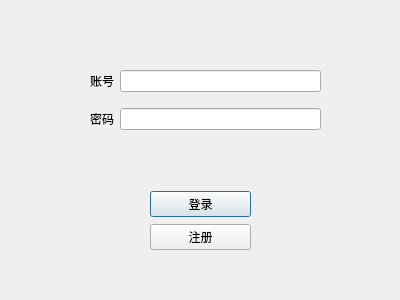
Above: login.ui from 1980243524/My_Client before the change. Below: the same form after it.
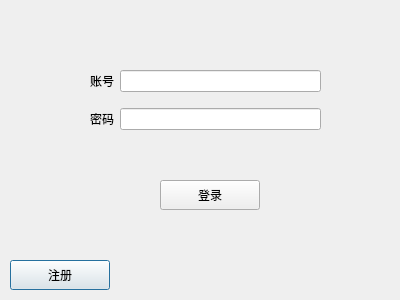
That is the form after the change.

```diff
--- a/login.ui
+++ b/login.ui
@@ -13,6 +13,9 @@
   <property name="windowTitle">
    <string>Dialog</string>
   </property>
+  <property name="styleSheet">
+   <string notr="true">selection-color: rgb(85, 255, 255);</string>
+  </property>
   <widget class="QWidget" name="verticalLayoutWidget_3">
    <property name="geometry">
     <rect>
@@ -53,31 +56,37 @@
     </item>
    </layout>
   </widget>
-  <widget class="QWidget" name="verticalLayoutWidget">
+  <widget class="QPushButton" name="button_enroll">
    <property name="geometry">
     <rect>
-     <x>150</x>
-     <y>190</y>
-     <width>101</width>
-     <height>61</height>
+     <x>10</x>
+     <y>260</y>
+     <width>100</width>
+     <height>30</height>
     </rect>
    </property>
-   <layout class="QVBoxLayout" name="verticalLayout">
-    <item>
-     <widget class="QPushButton" name="button_log_on">
-      <property name="text">
-       <string>登录</string>
-      </property>
-     </widget>
-    </item>
-    <item>
-     <widget class="QPushButton" name="button_enroll">
-      <property name="text">
-       <string>注册</string>
-      </property>
-     </widget>
-    </item>
-   </layout>
+   <property name="styleSheet">
+    <string notr="true"/>
+   </property>
+   <property name="text">
+    <string>注册</string>
+   </property>
+  </widget>
+  <widget class="QPushButton" name="button_log_on">
+   <property name="geometry">
+    <rect>
+     <x>160</x>
+     <y>180</y>
+     <width>100</width>
+     <height>30</height>
+    </rect>
+   </property>
+   <property name="styleSheet">
+    <string notr="true"/>
+   </property>
+   <property name="text">
+    <string>登录</string>
+   </property>
   </widget>
  </widget>
  <resources/>
```
